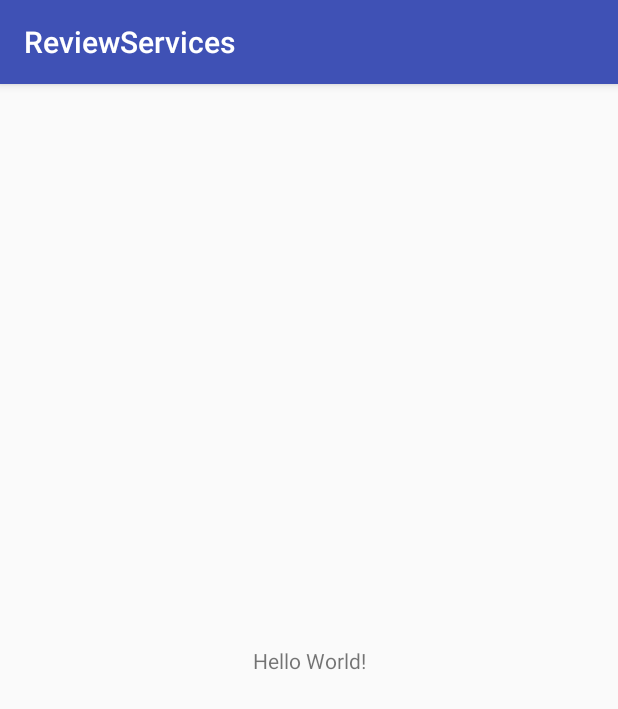
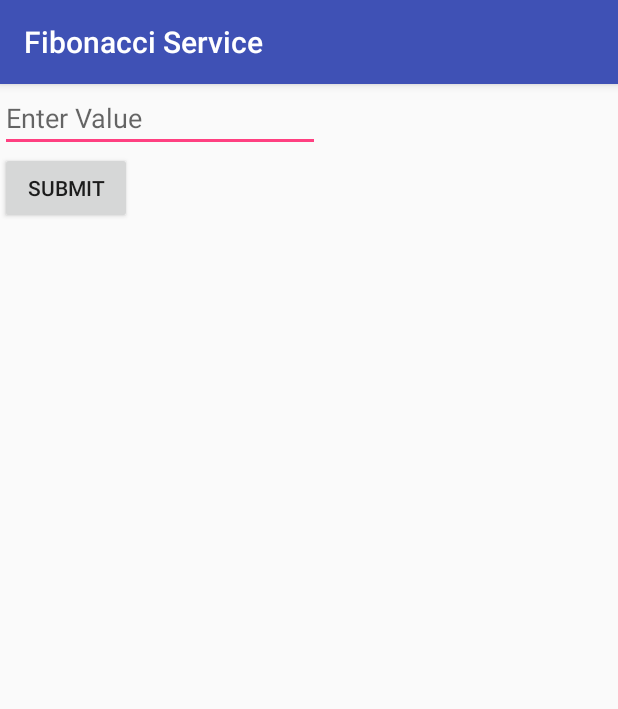
Before and after one commit to juanmendez/reviewing-services, an Android app: the screen it shows after launch (MainActivity), on a phone screen of 412 x 824 dp. Shown: the top 709 px of the screen. Run offline under Robolectric (Android 15) with nearby library versions, the phone set to English and light mode, and no system bars.

Commit message:
Success, working with first service

```diff
--- a/app/build.gradle
+++ b/app/build.gradle
@@ -1,4 +1,5 @@
 apply plugin: 'com.android.application'
+apply plugin: 'me.tatarka.retrolambda'
 
 android {
     compileSdkVersion 25
@@ -17,6 +18,11 @@ android {
             proguardFiles getDefaultProguardFile('proguard-android.txt'), 'proguard-rules.pro'
         }
     }
+
+    compileOptions {
+        sourceCompatibility JavaVersion.VERSION_1_8
+        targetCompatibility JavaVersion.VERSION_1_8
+    }
 }
 
 dependencies {
--- a/app/src/main/AndroidManifest.xml
+++ b/app/src/main/AndroidManifest.xml
@@ -16,6 +16,8 @@
                 <category android:name="android.intent.category.LAUNCHER" />
             </intent-filter>
         </activity>
+
+        <service android:name=".services.FibonacciService"/>
     </application>
 
 </manifest>
--- a/app/src/main/java/info/juanmendez/android/reviewservices/MainActivity.java
+++ b/app/src/main/java/info/juanmendez/android/reviewservices/MainActivity.java
@@ -1,13 +1,34 @@
 package info.juanmendez.android.reviewservices;
 
+import android.content.Intent;
+import android.os.Bundle;
 import android.support.v7.app.AppCompatActivity;
-import android.os.Bundle;
+import android.widget.Button;
+import android.widget.EditText;
+
+import info.juanmendez.android.reviewservices.services.FibonacciService;
 
 public class MainActivity extends AppCompatActivity {
+
+    private EditText editText;
+    private Button button;
 
     @Override
     protected void onCreate(Bundle savedInstanceState) {
         super.onCreate(savedInstanceState);
         setContentView(R.layout.activity_main);
+
+        editText = (EditText) findViewById(R.id.editText);
+        button = (Button) findViewById(R.id.button);
+
+        button.setOnClickListener(view -> {
+            String value = editText.getText().toString();
+
+            if( !value.isEmpty() ){
+                Intent intent = new Intent(MainActivity.this, FibonacciService.class);
+                intent.putExtra("value", Integer.valueOf(value));
+                startService(intent);
+            }
+        });
     }
 }
--- a/app/src/main/res/layout/activity_main.xml
+++ b/app/src/main/res/layout/activity_main.xml
@@ -1,18 +1,24 @@
 <?xml version="1.0" encoding="utf-8"?>
-<android.support.constraint.ConstraintLayout xmlns:android="http://schemas.android.com/apk/res/android"
+<LinearLayout xmlns:android="http://schemas.android.com/apk/res/android"
     xmlns:app="http://schemas.android.com/apk/res-auto"
     xmlns:tools="http://schemas.android.com/tools"
     android:layout_width="match_parent"
     android:layout_height="match_parent"
-    tools:context="info.juanmendez.android.reviewservices.MainActivity">
+    tools:context="info.juanmendez.android.reviewservices.MainActivity" android:orientation="vertical">
 
-    <TextView
+    <EditText
+        android:id="@+id/editText"
         android:layout_width="wrap_content"
         android:layout_height="wrap_content"
-        android:text="Hello World!"
-        app:layout_constraintBottom_toBottomOf="parent"
-        app:layout_constraintLeft_toLeftOf="parent"
-        app:layout_constraintRight_toRightOf="parent"
-        app:layout_constraintTop_toTopOf="parent" />
+        android:contentDescription="Enter Value"
+        android:ems="10"
+        android:hint="Enter Value"
+        android:inputType="number" />
 
-</android.support.constraint.ConstraintLayout>
+    <Button
+        android:id="@+id/button"
+        android:layout_width="wrap_content"
+        android:layout_height="wrap_content"
+        android:text="Submit" />
+
+</LinearLayout>
--- a/app/src/main/res/values/strings.xml
+++ b/app/src/main/res/values/strings.xml
@@ -1,3 +1,3 @@
 <resources>
-    <string name="app_name">ReviewServices</string>
+    <string name="app_name">Fibonacci Service</string>
 </resources>
--- a/build.gradle
+++ b/build.gradle
@@ -6,6 +6,7 @@ buildscript {
     }
     dependencies {
         classpath 'com.android.tools.build:gradle:2.3.0'
+        classpath 'me.tatarka:gradle-retrolambda:3.6.0'
 
         // NOTE: Do not place your application dependencies here; they belong
         // in the individual module build.gradle files
@@ -15,6 +16,7 @@ buildscript {
 allprojects {
     repositories {
         jcenter()
+        mavenCentral()
     }
 }
 
```
Also changed, not shown: app/src/main/java/info/juanmendez/android/reviewservices/services/FibonacciService.java (added, +72 -0 lines).
